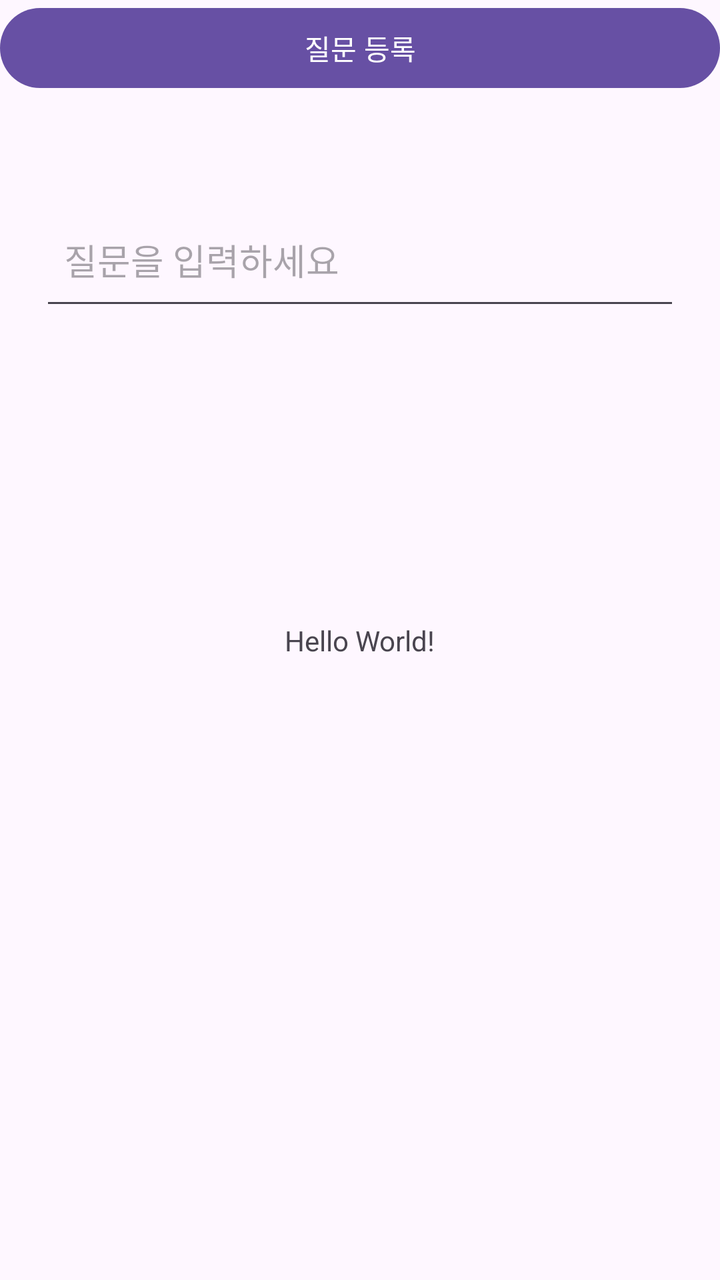
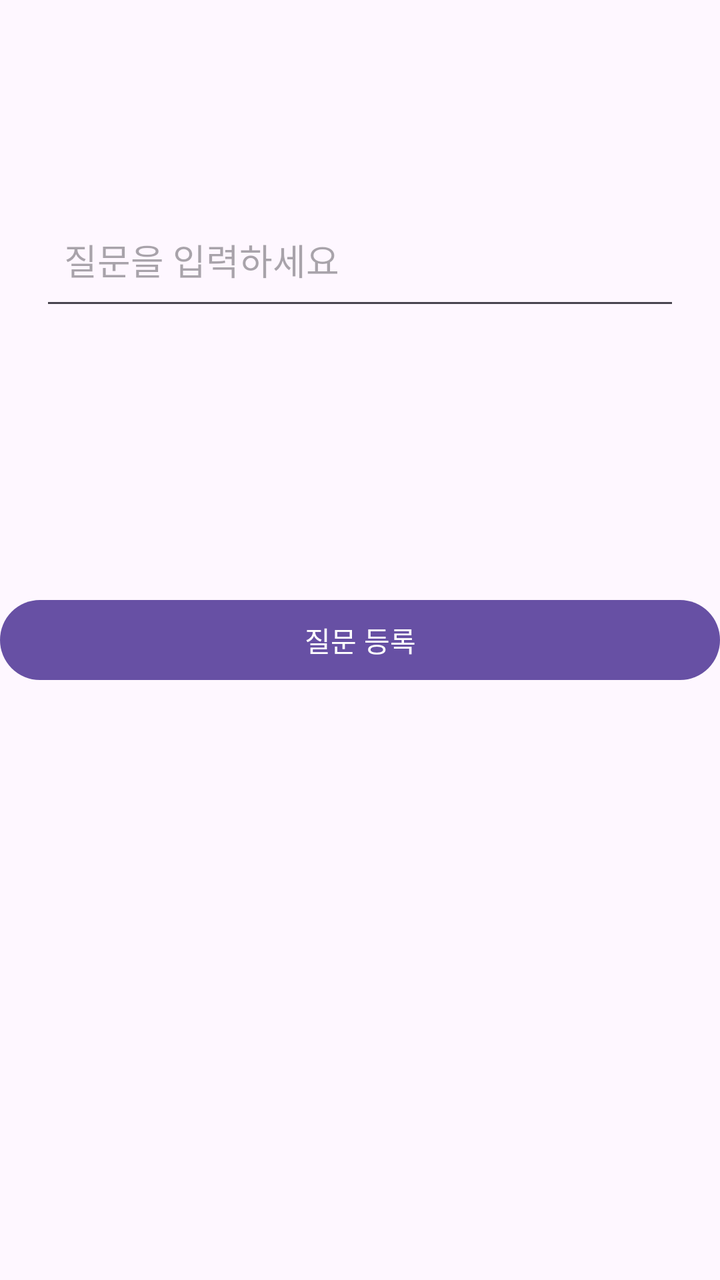

An Android layout rendered at two revisions. The XML below is the earlier revision; the diff shows what the commit changed to produce the second picture.
<!-- AndroidManifest.xml: application theme Theme.Gyaut -->
<!-- res/layout/activity_main.xml -->
<?xml version="1.0" encoding="utf-8"?>
<androidx.constraintlayout.widget.ConstraintLayout xmlns:android="http://schemas.android.com/apk/res/android"
    xmlns:app="http://schemas.android.com/apk/res-auto"
    xmlns:tools="http://schemas.android.com/tools"
    android:id="@+id/main"
    android:layout_width="match_parent"
    android:layout_height="match_parent"
    tools:context=".MainActivity">

    <TextView
        android:layout_width="wrap_content"
        android:layout_height="wrap_content"
        android:text="Hello World!"
        app:layout_constraintBottom_toBottomOf="parent"
        app:layout_constraintEnd_toEndOf="parent"
        app:layout_constraintStart_toStartOf="parent"
        app:layout_constraintTop_toTopOf="parent" />
    <EditText
        android:id="@+id/editQuestion"
        android:layout_width="0dp"
        android:layout_height="wrap_content"
        android:hint="질문을 입력하세요"
        android:inputType="textMultiLine"
        android:minHeight="60dp"
        android:padding="12dp"

        app:layout_constraintTop_toTopOf="parent"
        app:layout_constraintStart_toStartOf="parent"
        app:layout_constraintEnd_toEndOf="parent"

        android:layout_marginTop="100dp"
        android:layout_marginStart="20dp"
        android:layout_marginEnd="20dp" />
    <Button
        android:id="@+id/btnSubmit"
        android:layout_width="match_parent"
        android:layout_height="wrap_content"
        android:text="질문 등록" />

</androidx.constraintlayout.widget.ConstraintLayout>
<!-- resources referenced by this layout -->
<resources>
  <style name="Theme.Gyaut" parent="Base.Theme.Gyaut" />
  <style name="Base.Theme.Gyaut" parent="Theme.Material3.DayNight.NoActionBar">
          
          
      </style>
</resources>

<!-- the commit's change to res/layout/activity_main.xml (unified diff, before → after) -->
@@ -6,15 +6,6 @@
     android:layout_width="match_parent"
     android:layout_height="match_parent"
     tools:context=".MainActivity">
-
-    <TextView
-        android:layout_width="wrap_content"
-        android:layout_height="wrap_content"
-        android:text="Hello World!"
-        app:layout_constraintBottom_toBottomOf="parent"
-        app:layout_constraintEnd_toEndOf="parent"
-        app:layout_constraintStart_toStartOf="parent"
-        app:layout_constraintTop_toTopOf="parent" />
     <EditText
         android:id="@+id/editQuestion"
         android:layout_width="0dp"
@@ -23,11 +14,9 @@
         android:inputType="textMultiLine"
         android:minHeight="60dp"
         android:padding="12dp"
-
         app:layout_constraintTop_toTopOf="parent"
         app:layout_constraintStart_toStartOf="parent"
         app:layout_constraintEnd_toEndOf="parent"
-
         android:layout_marginTop="100dp"
         android:layout_marginStart="20dp"
         android:layout_marginEnd="20dp" />
@@ -35,6 +24,9 @@
         android:id="@+id/btnSubmit"
         android:layout_width="match_parent"
         android:layout_height="wrap_content"
-        android:text="질문 등록" />
-
+        android:text="질문 등록"
+        app:layout_constraintBottom_toBottomOf="parent"
+        app:layout_constraintEnd_toEndOf="parent"
+        app:layout_constraintStart_toStartOf="parent"
+        app:layout_constraintTop_toTopOf="parent" />
 </androidx.constraintlayout.widget.ConstraintLayout>
